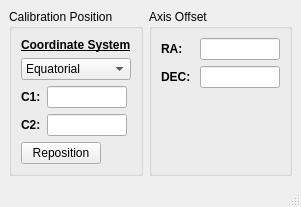
The window that UI_Files/Calibration.ui (AmateurRadioTelescopeSystem/RadioTelescope_Controller) describes before a commit, drawn with Qt 5.
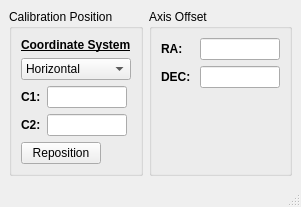
The same window after the commit.

```diff
--- a/UI_Files/Calibration.ui
+++ b/UI_Files/Calibration.ui
@@ -27,6 +27,11 @@
          </item>
          <item>
           <widget class="QComboBox" name="coordinatSystemcomboBox">
+           <item>
+            <property name="text">
+             <string>Horizontal</string>
+            </property>
+           </item>
            <item>
             <property name="text">
              <string>Equatorial</string>
```
Left out of the diff: 18 changed lines with no effect on the pictures.
